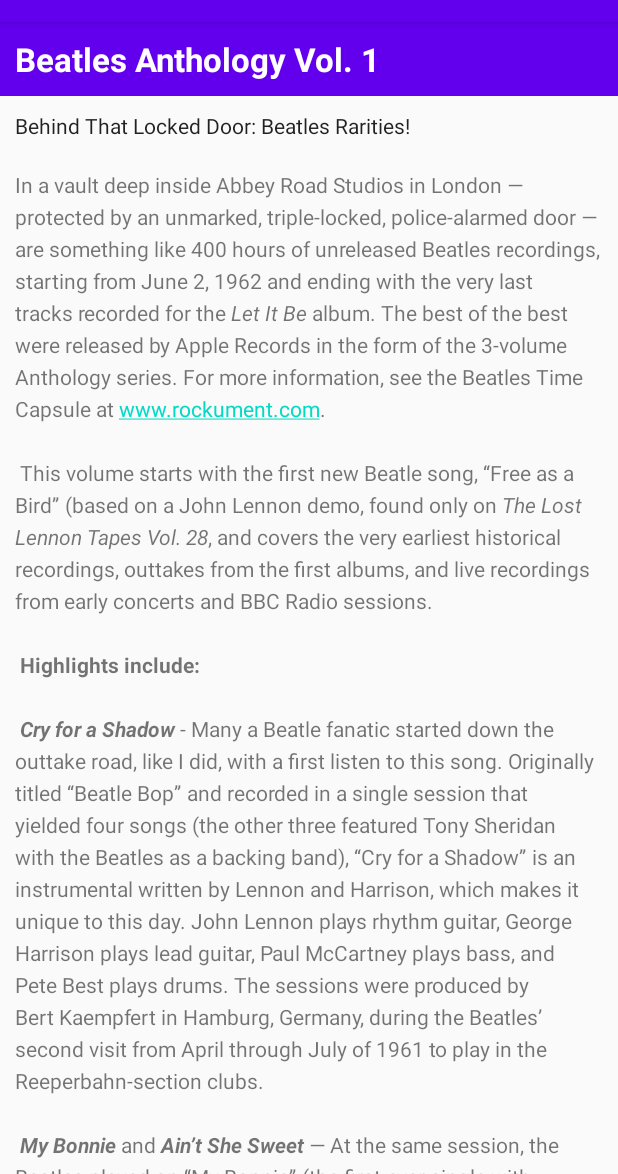
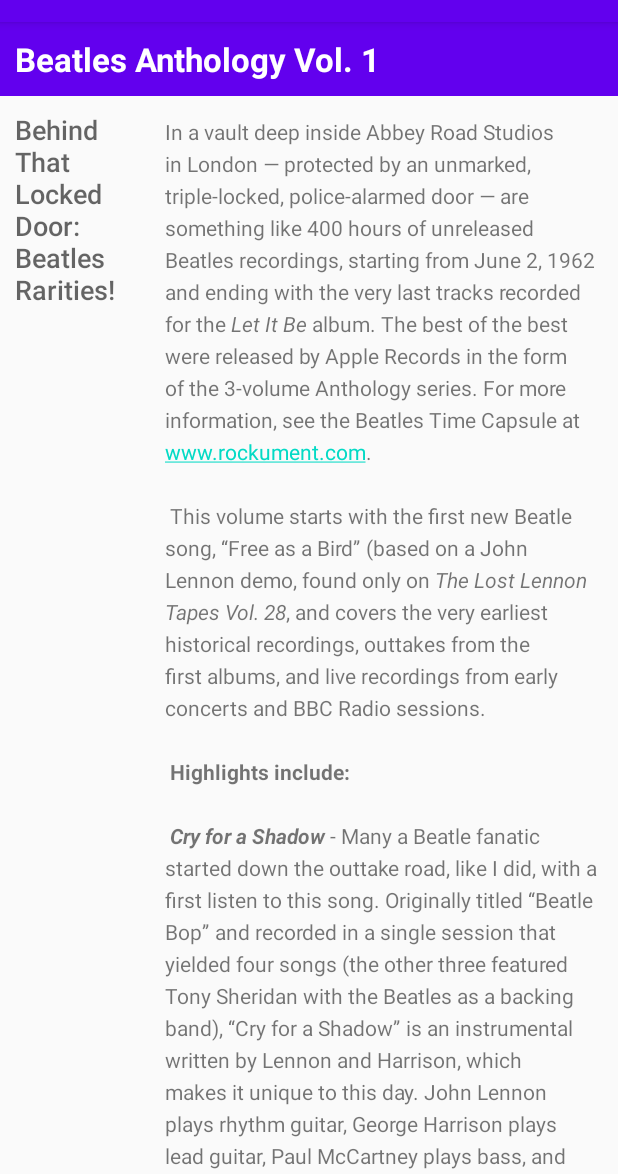
Before and after one commit to Felipehdzwong/android-code-labs, an Android app: the screen it shows after launch (MainActivity), on a phone screen of 412 x 824 dp, the part 62-1236 px from its top. Run offline under Robolectric (Android 15) with nearby library versions, the phone set to English and light mode, and no system bars.

Commit message:
Move subheding to the left and article content to the right

```diff
--- a/scrollingtext/app/src/main/res/layout/activity_main.xml
+++ b/scrollingtext/app/src/main/res/layout/activity_main.xml
@@ -24,15 +24,15 @@
         <LinearLayout
             android:layout_width="match_parent"
             android:layout_height="wrap_content"
-            android:orientation="vertical">
+            android:orientation="horizontal">
 
             <TextView
                 android:id="@+id/article_subheading"
-                android:layout_width="match_parent"
+                android:layout_width="100dp"
                 android:layout_height="wrap_content"
                 android:padding="@dimen/padding_regular"
                 android:text="@string/article_subtitle"
-                android:textAppearance="@android:style/TextAppearance.DeviceDefault" />
+                android:textAppearance="@android:style/TextAppearance.DeviceDefault.Medium" />
 
             <TextView
                 android:id="@+id/article"
@@ -43,12 +43,6 @@
                 android:padding="@dimen/padding_regular"
                 android:text="@string/article_text" />
 
-            <Button
-                android:id="@+id/button"
-                android:layout_width="wrap_content"
-                android:layout_height="wrap_content"
-                android:text="@string/add_comment" />
-
         </LinearLayout>
 
     </ScrollView>
```
